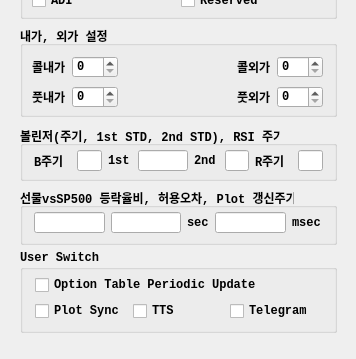
Qt form UI/realtimeitem.ui (skygoldfish/SkyBot) before a commit; both pictures show x 0 to 356 and y 532 to 891 of the 356 by 891 pixel window.
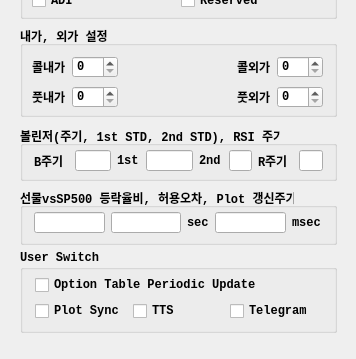
The same form after that commit.

Commit message: 소스정리

```diff
--- a/UI/realtimeitem.ui
+++ b/UI/realtimeitem.ui
@@ -538,7 +538,7 @@
       <height>21</height>
      </rect>
     </property>
-    <layout class="QHBoxLayout" name="horizontalLayout_2" stretch="3,2,2,4,2,2,3,2">
+    <layout class="QHBoxLayout" name="horizontalLayout_2" stretch="3,3,2,4,2,2,3,2">
      <item>
       <widget class="QLabel" name="label_5">
        <property name="font">
```
The commit also changes 1 other file.
